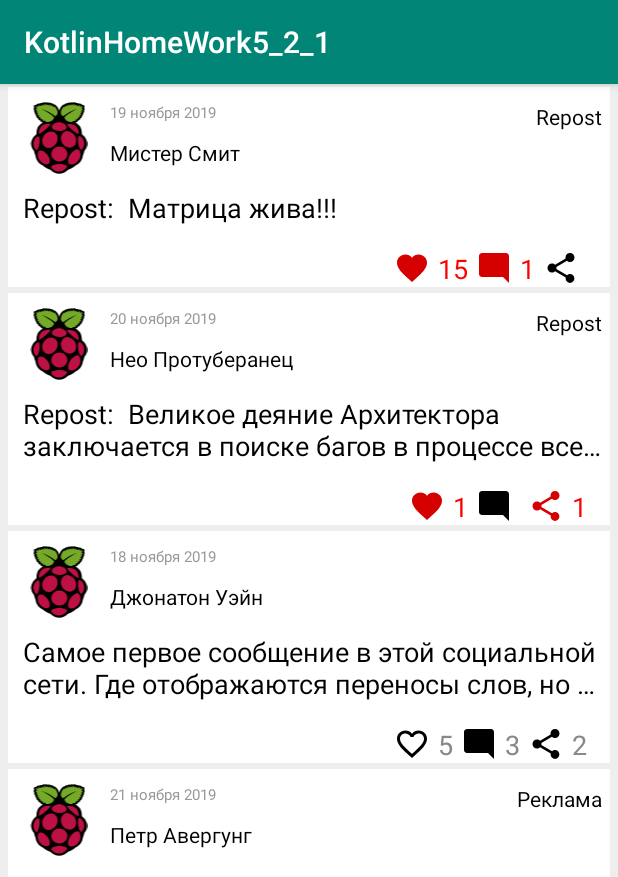
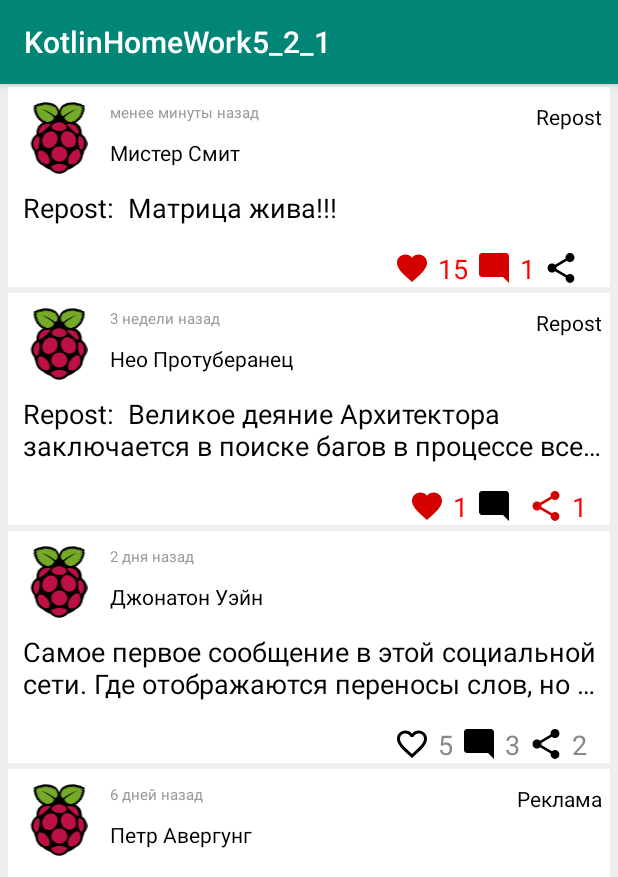
Before and after one commit to zlayada/KotlinHomeWork5_1, an Android app: the screen it shows after launch (MainActivity), on a phone screen of 412 x 824 dp. Shown: the top 877 px of the screen. Run offline under Robolectric (Android 15) with nearby library versions, the phone set to English and light mode, and no system bars.

Commit message:
Измененен тип хранения даты создания поста на миллисекунды. Добавлена функция интерпертации миллисекунд во временные метки.

```diff
--- a/app/src/main/java/com/netology/kotlinhomework5_2_1/MainActivity.kt
+++ b/app/src/main/java/com/netology/kotlinhomework5_2_1/MainActivity.kt
@@ -19,7 +19,7 @@ class MainActivity : AppCompatActivity() {
             0,
             "Джонатон Уэйн",
             "Самое первое сообщение в этой социальной сети. Где отображаются переносы слов, но не более ограниченных строк.",
-            "18 ноября 2019",
+            1550864590000,
             likedByMe = false,
             CommentdByMe = false,
             ShareByMe = false,
@@ -34,7 +34,7 @@ class MainActivity : AppCompatActivity() {
                 1,
                 "Мистер Смит",
                 "Матрица жива!!!",
-                "19 ноября 2019",
+                1564864590000,
                 type = PostType.REPOST,
                 source = post,
                 likedByMe = true,
@@ -46,7 +46,7 @@ class MainActivity : AppCompatActivity() {
                 2,
                 "Нео Протуберанец",
                 "Великое деяние Архитектора заключается в поиске багов в процессе всей жизни.",
-                "20 ноября 2019",
+                1574864590000,
                 type = PostType.REPOST,
                 source = post,
                 likedByMe = true,
@@ -60,7 +60,7 @@ class MainActivity : AppCompatActivity() {
                 3,
                 "Петр Авергунг",
                 "Добро пожаловать в мир цифровой недвижимости!",
-                "21 ноября 2019",
+                1584864590000,
                 likedByMe = true,
                 CommentdByMe = true,
                 ShareByMe = true,
@@ -75,7 +75,7 @@ class MainActivity : AppCompatActivity() {
                 4,
                 "Аноним",
                 "Всемирная теория заговора включает неизменную идею мягкого влияния на людей, не имеющих доступа к власти и ресурсам.",
-                "21 ноября 2019",
+                1594864590000,
                 type = PostType.VIDEO,
                 videolink = "https://www.youtube.com/watch?v=EOkIIyuGAUs"
             ),
@@ -83,7 +83,7 @@ class MainActivity : AppCompatActivity() {
                 5,
                 "Дед Мороз",
                 "Подготовка к Новому году включает в себя список дел который известен каждому.",
-                "22 ноября 2019",
+                1604864590000,
                 likedByMe = true,
                 CommentdByMe = true,
                 ShareByMe = true,
@@ -99,17 +99,13 @@ class MainActivity : AppCompatActivity() {
                 6,
                 "Дед Мазай",
                 "Исследование костромских болот на личном примере.",
-                "21 ноября 2019",
+                1614864590000,
                 type = PostType.VIDEO,
                 videolink = "https://www.youtube.com/watch?v=EOkIIyuGAUs",
                 address = "Нея",
                 coordinates_lat = 41.40338,
                 coordinates_lng = 2.17403
             )
-
-
-
-
 
         )
 
--- a/app/src/main/java/com/netology/kotlinhomework5_2_1/PostAdaptor.kt
+++ b/app/src/main/java/com/netology/kotlinhomework5_2_1/PostAdaptor.kt
@@ -10,6 +10,7 @@ import android.view.ViewGroup
 import androidx.recyclerview.widget.RecyclerView
 import com.netology.kotlinhomework5_2_1.PostTemplate.Post
 import com.netology.kotlinhomework5_2_1.PostTemplate.PostType
+import com.netology.kotlinhomework5_2_1.PostTemplate.publicationTime
 import kotlinx.android.synthetic.main.post_card.view.*
 
 
@@ -98,11 +99,11 @@ class PostViewHolder(val adapter: PostAdapter, view: View) : RecyclerView.ViewHo
                         textView_counte_share.text = item.shareCounter.toString()
 
                         if (item.content != null) {
-                            sharePost(item.author, item.created, item.content)
+                            sharePost(item.author, publicationTimeString(item.created), item.content)
                         } else {
                             sharePost(
                                 item.author,
-                                item.created,
+                                publicationTimeString(item.created),
                                 "R.String.null_massenge"
                             )
                         }
@@ -163,7 +164,8 @@ class PostViewHolder(val adapter: PostAdapter, view: View) : RecyclerView.ViewHo
 
         with(itemView) {
             textView_author.text = post.author
-            textView_data.text = post.created
+            textView_data.text = publicationTimeString(post.created)
+            //textView_data.text = post.created
 
             imageBtn_special_post.visibility = View.GONE
             textView_postType.visibility = View.GONE
@@ -299,4 +301,11 @@ class PostViewHolder(val adapter: PostAdapter, view: View) : RecyclerView.ViewHo
 
     }
 
+
+    // Преобразование даты создания поста в отметки времени относительно текущей даты
+    fun publicationTimeString (created: Long): String {
+
+        return  publicationTime(System.currentTimeMillis() - created)
+
+    }
 }
--- a/app/src/main/java/com/netology/kotlinhomework5_2_1/PostTemplate/Post.kt
+++ b/app/src/main/java/com/netology/kotlinhomework5_2_1/PostTemplate/Post.kt
@@ -7,7 +7,7 @@ open class Post (
     val id: Long,
     val author: String,
     val content: String?,
-    val created: String, // дата - пока строка
+    val created: Long,
 
 
     // Начальные данные поста
--- /dev/null
+++ b/app/src/main/java/com/netology/kotlinhomework5_2_1/PostTemplate/PublicationTime.kt
@@ -0,0 +1,63 @@
+package com.netology.kotlinhomework5_2_1.PostTemplate
+
+
+
+fun publicationTime(publishedAgoInMillis : Long) : String {
+
+    val publishedAgoInSec : Int = publishedAgoInMillis.toInt() / 1000
+
+    fun getYearsString(years : Int) : String = when (years) {
+        1 -> "год"
+        in 2..4 -> "$years года"
+        5 -> "$years лет"
+        else -> "несколько лет"
+    }
+
+    fun getMonthsString(months : Int) : String = when (months) {
+        1 -> "месяц"
+        in 2..4 -> "$months месяца"
+        in 5..6 -> "$months месяцев"
+        else -> "несколько месяцев"
+    }
+
+    fun getDaysString(days : Int) : String = when (days) {
+        1 -> "1 день"
+        in 2..4 -> "$days дня"
+        in 5..6 -> "$days дней"
+        in 7..13 -> "неделю"
+        in 14..20 -> "2 недели"
+        else -> "3 недели"
+    }
+
+    fun getHoursString(hours : Int) : String = when (hours) {
+        1 -> "час"
+        in 2..4 -> "$hours часа"
+        in 5..6 -> "$hours часов"
+        else -> "несколько часов"
+    }
+
+    fun getMinutesString(minutes : Int) : String = when (minutes) {
+        1 -> "минуту"
+        21 -> "$minutes минуту"
+        in 2..4, in 22..24 -> "$minutes минуты"
+        in 5..20, in 25..30 -> "$minutes минут"
+        else -> "полчаса"
+    }
+
+    val years = publishedAgoInSec / 31_536_000 // 365 days in sec.
+    val residueWithoutYears = publishedAgoInSec - years * 31_536_000
+    val months = residueWithoutYears / 2_592_000 // 30 days in sec.
+    val residueWithoutMonths = residueWithoutYears - months * 2_592_000
+    val days = residueWithoutMonths / 86_400 // 1 day in sec.
+    val residueWithoutDays = residueWithoutMonths - days * 86_400
+    val hours = residueWithoutDays / 3_600 // 1 hour in sec.
+    val residueWithoutHours = residueWithoutDays - hours * 3_600
+    val minutes = residueWithoutHours / 60 // 1 min.
+
+    if (years > 0) return "${getYearsString(years)} назад"
+    if (months > 0) return "${getMonthsString(months)} назад"
+    if (days > 0) return "${getDaysString(days)} назад"
+    if (hours > 0) return "${getHoursString(hours)} назад"
+    if (minutes > 0) return "${getMinutesString(minutes)} назад"
+    return "менее минуты назад"
+}
```
